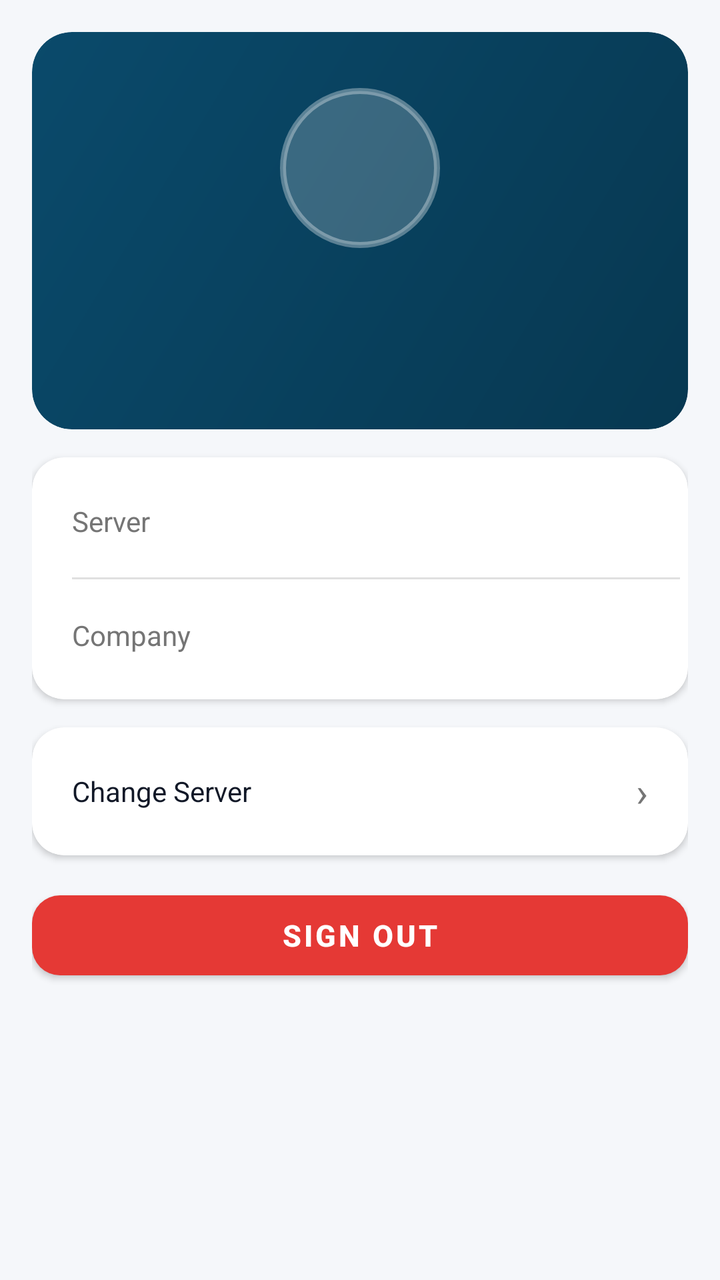
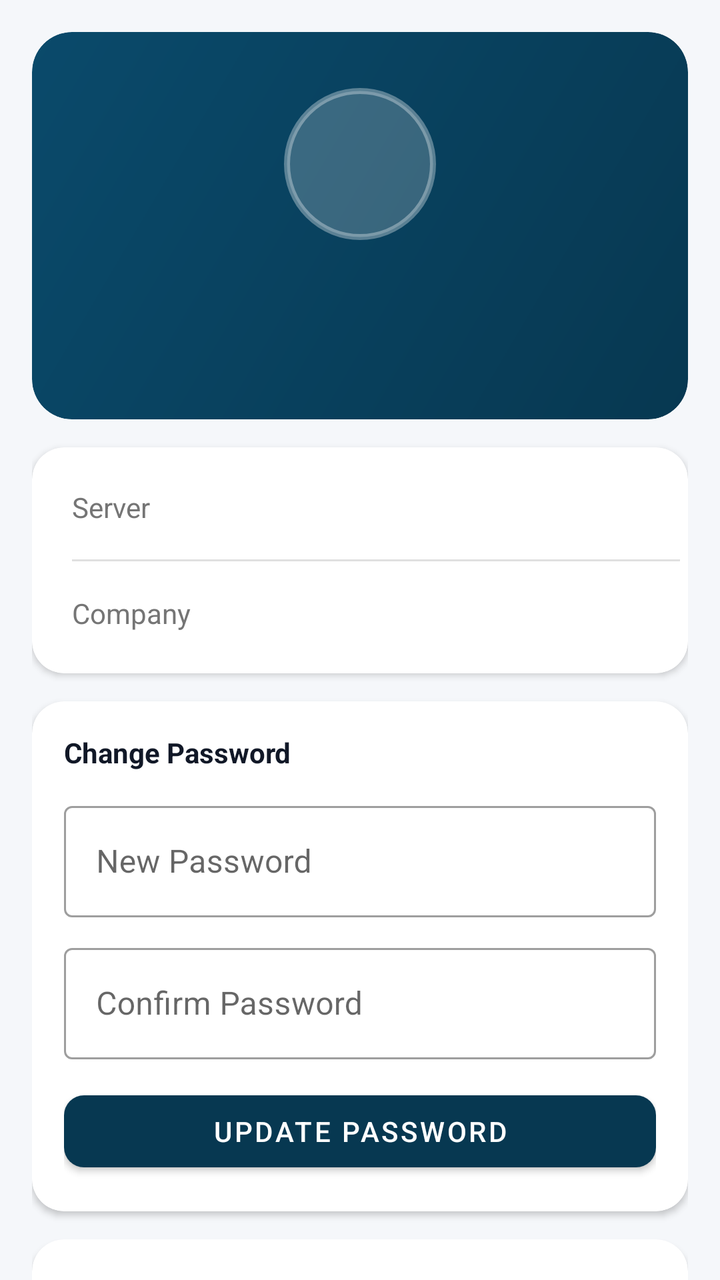

The first picture is an Android layout as it rendered before a commit; the second is the same layout after the commit. The layout source and the unified diff follow.
<!-- AndroidManifest.xml: application theme Theme.FoleyTimePro -->
<!-- res/layout/fragment_profile.xml -->
<?xml version="1.0" encoding="utf-8"?>
<androidx.core.widget.NestedScrollView
    xmlns:android="http://schemas.android.com/apk/res/android"
    xmlns:app="http://schemas.android.com/apk/res-auto"
    android:layout_width="match_parent"
    android:layout_height="match_parent"
    android:background="@color/colorBackground">

    <LinearLayout
        android:layout_width="match_parent"
        android:layout_height="wrap_content"
        android:orientation="vertical"
        android:padding="16dp">

        
        <androidx.cardview.widget.CardView
            android:layout_width="match_parent"
            android:layout_height="wrap_content"
            android:layout_marginBottom="14dp"
            app:cardCornerRadius="20dp"
            app:cardElevation="0dp">

            <LinearLayout
                android:layout_width="match_parent"
                android:layout_height="wrap_content"
                android:orientation="vertical"
                android:gravity="center"
                android:padding="28dp"
                android:background="@drawable/status_card_bg">

                <TextView
                    android:id="@+id/tvInitials"
                    android:layout_width="80dp"
                    android:layout_height="80dp"
                    android:gravity="center"
                    android:textSize="30sp"
                    android:textStyle="bold"
                    android:textColor="#FFFFFF"
                    android:background="@drawable/avatar_bg"
                    android:layout_marginBottom="14dp"/>

                <TextView
                    android:id="@+id/tvFullName"
                    android:layout_width="wrap_content"
                    android:layout_height="wrap_content"
                    android:textSize="20sp"
                    android:textStyle="bold"
                    android:textColor="#FFFFFF"
                    android:layout_marginBottom="4dp"/>

                <TextView
                    android:id="@+id/tvEmail"
                    android:layout_width="wrap_content"
                    android:layout_height="wrap_content"
                    android:textSize="13sp"
                    android:textColor="#AADDFF"/>

            </LinearLayout>
        </androidx.cardview.widget.CardView>

        
        <androidx.cardview.widget.CardView
            android:layout_width="match_parent"
            android:layout_height="wrap_content"
            android:layout_marginBottom="14dp"
            app:cardCornerRadius="16dp"
            app:cardElevation="2dp"
            app:cardBackgroundColor="@color/colorSurface">

            <LinearLayout
                android:layout_width="match_parent"
                android:layout_height="wrap_content"
                android:orientation="vertical"
                android:padding="4dp">

                
                <LinearLayout
                    android:layout_width="match_parent"
                    android:layout_height="56dp"
                    android:orientation="horizontal"
                    android:gravity="center_vertical"
                    android:paddingStart="16dp"
                    android:paddingEnd="16dp">

                    <TextView
                        android:layout_width="0dp"
                        android:layout_height="wrap_content"
                        android:layout_weight="1"
                        android:text="Server"
                        android:textSize="14sp"
                        android:textColor="@color/colorTextSecondary"/>

                    <TextView
                        android:id="@+id/tvServer"
                        android:layout_width="wrap_content"
                        android:layout_height="wrap_content"
                        android:textSize="13sp"
                        android:textColor="@color/colorOnSurface"
                        android:maxLines="1"
                        android:ellipsize="end"/>
                </LinearLayout>

                <View android:layout_width="match_parent" android:layout_height="1dp"
                    android:layout_marginStart="16dp" android:background="@color/colorDivider"/>

                
                <LinearLayout
                    android:layout_width="match_parent"
                    android:layout_height="56dp"
                    android:orientation="horizontal"
                    android:gravity="center_vertical"
                    android:paddingStart="16dp"
                    android:paddingEnd="16dp">

                    <TextView
                        android:layout_width="0dp"
                        android:layout_height="wrap_content"
                        android:layout_weight="1"
                        android:text="Company"
                        android:textSize="14sp"
                        android:textColor="@color/colorTextSecondary"/>

                    <TextView
                        android:id="@+id/tvCompany"
                        android:layout_width="wrap_content"
                        android:layout_height="wrap_content"
                        android:textSize="13sp"
                        android:textColor="@color/colorOnSurface"/>
                </LinearLayout>

            </LinearLayout>
        </androidx.cardview.widget.CardView>

        
        <androidx.cardview.widget.CardView
            android:layout_width="match_parent"
            android:layout_height="wrap_content"
            android:layout_marginBottom="14dp"
            app:cardCornerRadius="16dp"
            app:cardElevation="2dp"
            app:cardBackgroundColor="@color/colorSurface">

            <LinearLayout
                android:layout_width="match_parent"
                android:layout_height="wrap_content"
                android:orientation="vertical"
                android:padding="4dp">

                <LinearLayout
                    android:id="@+id/rowChangeServer"
                    android:layout_width="match_parent"
                    android:layout_height="56dp"
                    android:orientation="horizontal"
                    android:gravity="center_vertical"
                    android:paddingStart="16dp"
                    android:paddingEnd="16dp"
                    android:clickable="true"
                    android:focusable="true"
                    android:background="?attr/selectableItemBackground">

                    <TextView
                        android:layout_width="0dp"
                        android:layout_height="wrap_content"
                        android:layout_weight="1"
                        android:text="Change Server"
                        android:textSize="14sp"
                        android:textColor="@color/colorOnSurface"/>

                    <TextView
                        android:layout_width="wrap_content"
                        android:layout_height="wrap_content"
                        android:text="›"
                        android:textSize="20sp"
                        android:textColor="@color/colorTextSecondary"/>
                </LinearLayout>

            </LinearLayout>
        </androidx.cardview.widget.CardView>

        
        <com.google.android.material.button.MaterialButton
            android:id="@+id/btnLogout"
            android:layout_width="match_parent"
            android:layout_height="52dp"
            android:text="Sign Out"
            android:textSize="15sp"
            android:textStyle="bold"
            app:backgroundTint="@color/colorError"
            app:cornerRadius="14dp"/>

    </LinearLayout>
</androidx.core.widget.NestedScrollView>
<!-- resources referenced by this layout -->
<resources>
  <color name="colorBackground">#F5F7FA</color>
  <color name="colorDivider">#E0E0E0</color>
  <color name="colorError">#E53935</color>
  <color name="colorOnSurface">#111827</color>
  <color name="colorSurface">#FFFFFF</color>
  <color name="colorTextSecondary">#757575</color>
  <!-- drawable avatar_bg (drawable) -->
  <?xml version="1.0" encoding="utf-8"?>
  <shape xmlns:android="http://schemas.android.com/apk/res/android"
      android:shape="oval">
      <solid android:color="#33FFFFFF"/>
      <stroke android:width="3dp" android:color="#55FFFFFF"/>
  </shape>
  <!-- drawable status_card_bg (drawable) -->
  <?xml version="1.0" encoding="utf-8"?>
  <shape xmlns:android="http://schemas.android.com/apk/res/android"
      android:shape="rectangle">
      <gradient
          android:startColor="#073851"
          android:endColor="#0a4a6b"
          android:angle="135"/>
      <corners android:radius="20dp"/>
  </shape>
  <style name="Theme.FoleyTimePro" parent="Theme.MaterialComponents.DayNight.NoActionBar">
          <item name="colorPrimary">@color/colorPrimary</item>
          <item name="colorPrimaryVariant">@color/colorPrimaryDark</item>
          <item name="colorSecondary">@color/colorAccent</item>
          <item name="android:windowBackground">@color/colorBackground</item>
          <item name="android:statusBarColor">@color/colorPrimary</item>
          <item name="android:navigationBarColor">@color/colorPrimary</item>
      </style>
  <color name="colorPrimary">#073851</color>
  <color name="colorPrimaryDark">#042a3d</color>
  <color name="colorAccent">#2ecc71</color>
</resources>

<!-- the commit's change to res/layout/fragment_profile.xml (unified diff, before → after) -->
@@ -10,7 +10,8 @@
         android:layout_width="match_parent"
         android:layout_height="wrap_content"
         android:orientation="vertical"
-        android:padding="16dp">
+        android:padding="16dp"
+        android:paddingBottom="24dp">
 
         
         <androidx.cardview.widget.CardView
@@ -19,7 +20,6 @@
             android:layout_marginBottom="14dp"
             app:cardCornerRadius="20dp"
             app:cardElevation="0dp">
-
             <LinearLayout
                 android:layout_width="match_parent"
                 android:layout_height="wrap_content"
@@ -30,10 +30,10 @@
 
                 <TextView
                     android:id="@+id/tvInitials"
-                    android:layout_width="80dp"
-                    android:layout_height="80dp"
+                    android:layout_width="76dp"
+                    android:layout_height="76dp"
                     android:gravity="center"
-                    android:textSize="30sp"
+                    android:textSize="28sp"
                     android:textStyle="bold"
                     android:textColor="#FFFFFF"
                     android:background="@drawable/avatar_bg"
@@ -46,7 +46,7 @@
                     android:textSize="20sp"
                     android:textStyle="bold"
                     android:textColor="#FFFFFF"
-                    android:layout_marginBottom="4dp"/>
+                    android:layout_marginBottom="3dp"/>
 
                 <TextView
                     android:id="@+id/tvEmail"
@@ -54,7 +54,6 @@
                     android:layout_height="wrap_content"
                     android:textSize="13sp"
                     android:textColor="#AADDFF"/>
-
             </LinearLayout>
         </androidx.cardview.widget.CardView>
 
@@ -66,7 +65,6 @@
             app:cardCornerRadius="16dp"
             app:cardElevation="2dp"
             app:cardBackgroundColor="@color/colorSurface">
-
             <LinearLayout
                 android:layout_width="match_parent"
                 android:layout_height="wrap_content"
@@ -74,57 +72,29 @@
                 android:padding="4dp">
 
                 
-                <LinearLayout
-                    android:layout_width="match_parent"
-                    android:layout_height="56dp"
-                    android:orientation="horizontal"
-                    android:gravity="center_vertical"
-                    android:paddingStart="16dp"
-                    android:paddingEnd="16dp">
-
-                    <TextView
-                        android:layout_width="0dp"
-                        android:layout_height="wrap_content"
-                        android:layout_weight="1"
-                        android:text="Server"
-                        android:textSize="14sp"
-                        android:textColor="@color/colorTextSecondary"/>
-
-                    <TextView
-                        android:id="@+id/tvServer"
-                        android:layout_width="wrap_content"
-                        android:layout_height="wrap_content"
-                        android:textSize="13sp"
-                        android:textColor="@color/colorOnSurface"
-                        android:maxLines="1"
-                        android:ellipsize="end"/>
+                <LinearLayout android:layout_width="match_parent" android:layout_height="52dp"
+                    android:orientation="horizontal" android:gravity="center_vertical"
+                    android:paddingStart="16dp" android:paddingEnd="16dp">
+                    <TextView android:layout_width="0dp" android:layout_height="wrap_content"
+                        android:layout_weight="1" android:text="Server"
+                        android:textSize="14sp" android:textColor="@color/colorTextSecondary"/>
+                    <TextView android:id="@+id/tvServer" android:layout_width="wrap_content"
+                        android:layout_height="wrap_content" android:textSize="13sp"
+                        android:textColor="@color/colorOnSurface" android:maxLines="1" android:ellipsize="end"/>
                 </LinearLayout>
 
                 <View android:layout_width="match_parent" android:layout_height="1dp"
                     android:layout_marginStart="16dp" android:background="@color/colorDivider"/>
 
                 
-                <LinearLayout
-                    android:layout_width="match_parent"
-                    android:layout_height="56dp"
-                    android:orientation="horizontal"
-                    android:gravity="center_vertical"
-                    android:paddingStart="16dp"
-                    android:paddingEnd="16dp">
-
-                    <TextView
-                        android:layout_width="0dp"
-                        android:layout_height="wrap_content"
-                        android:layout_weight="1"
-                        android:text="Company"
-                        android:textSize="14sp"
-                        android:textColor="@color/colorTextSecondary"/>
-
-                    <TextView
-                        android:id="@+id/tvCompany"
-                        android:layout_width="wrap_content"
-                        android:layout_height="wrap_content"
-                        android:textSize="13sp"
+                <LinearLayout android:layout_width="match_parent" android:layout_height="52dp"
+                    android:orientation="horizontal" android:gravity="center_vertical"
+                    android:paddingStart="16dp" android:paddingEnd="16dp">
+                    <TextView android:layout_width="0dp" android:layout_height="wrap_content"
+                        android:layout_weight="1" android:text="Company"
+                        android:textSize="14sp" android:textColor="@color/colorTextSecondary"/>
+                    <TextView android:id="@+id/tvCompany" android:layout_width="wrap_content"
+                        android:layout_height="wrap_content" android:textSize="13sp"
                         android:textColor="@color/colorOnSurface"/>
                 </LinearLayout>
 
@@ -139,39 +109,102 @@
             app:cardCornerRadius="16dp"
             app:cardElevation="2dp"
             app:cardBackgroundColor="@color/colorSurface">
-
+            <LinearLayout
+                android:layout_width="match_parent"
+                android:layout_height="wrap_content"
+                android:orientation="vertical"
+                android:padding="16dp">
+
+                <TextView android:layout_width="wrap_content" android:layout_height="wrap_content"
+                    android:text="Change Password"
+                    android:textSize="14sp" android:textStyle="bold"
+                    android:textColor="@color/colorOnSurface" android:layout_marginBottom="12dp"/>
+
+                <com.google.android.material.textfield.TextInputLayout
+                    android:layout_width="match_parent" android:layout_height="wrap_content"
+                    android:layout_marginBottom="10dp"
+                    style="@style/Widget.MaterialComponents.TextInputLayout.OutlinedBox"
+                    android:hint="New Password">
+                    <com.google.android.material.textfield.TextInputEditText
+                        android:id="@+id/etNewPassword"
+                        android:layout_width="match_parent" android:layout_height="wrap_content"
+                        android:inputType="textPassword" android:autocomplete="off"/>
+                </com.google.android.material.textfield.TextInputLayout>
+
+                <com.google.android.material.textfield.TextInputLayout
+                    android:layout_width="match_parent" android:layout_height="wrap_content"
+                    android:layout_marginBottom="12dp"
+                    style="@style/Widget.MaterialComponents.TextInputLayout.OutlinedBox"
+                    android:hint="Confirm Password">
+                    <com.google.android.material.textfield.TextInputEditText
+                        android:id="@+id/etConfirmPassword"
+                        android:layout_width="match_parent" android:layout_height="wrap_content"
+                        android:inputType="textPassword"/>
+                </com.google.android.material.textfield.TextInputLayout>
+
+                <com.google.android.material.button.MaterialButton
+                    android:id="@+id/btnChangePassword"
+                    android:layout_width="match_parent" android:layout_height="48dp"
+                    android:text="Update Password"
+                    app:backgroundTint="@color/colorPrimary" app:cornerRadius="10dp"/>
+
+                <TextView android:id="@+id/tvPasswordMsg"
+                    android:layout_width="match_parent" android:layout_height="wrap_content"
+                    android:layout_marginTop="8dp" android:gravity="center"
+                    android:textSize="12sp" android:visibility="gone"/>
+            </LinearLayout>
+        </androidx.cardview.widget.CardView>
+
+        
+        <androidx.cardview.widget.CardView
+            android:layout_width="match_parent"
+            android:layout_height="wrap_content"
+            android:layout_marginBottom="14dp"
+            app:cardCornerRadius="16dp"
+            app:cardElevation="2dp"
+            app:cardBackgroundColor="@color/colorSurface">
             <LinearLayout
                 android:layout_width="match_parent"
                 android:layout_height="wrap_content"
                 android:orientation="vertical"
                 android:padding="4dp">
 
-                <LinearLayout
-                    android:id="@+id/rowChangeServer"
-                    android:layout_width="match_parent"
-                    android:layout_height="56dp"
-                    android:orientation="horizontal"
-                    android:gravity="center_vertical"
-                    android:paddingStart="16dp"
-                    android:paddingEnd="16dp"
-                    android:clickable="true"
-                    android:focusable="true"
+                
+                <LinearLayout android:id="@+id/rowChangeServer"
+                    android:layout_width="match_parent" android:layout_height="52dp"
+                    android:orientation="horizontal" android:gravity="center_vertical"
+                    android:paddingStart="16dp" android:paddingEnd="16dp"
+                    android:clickable="true" android:focusable="true"
                     android:background="?attr/selectableItemBackground">
-
-                    <TextView
-                        android:layout_width="0dp"
-                        android:layout_height="wrap_content"
-                        android:layout_weight="1"
-                        android:text="Change Server"
-                        android:textSize="14sp"
-                        android:textColor="@color/colorOnSurface"/>
-
-                    <TextView
-                        android:layout_width="wrap_content"
-                        android:layout_height="wrap_content"
-                        android:text="›"
-                        android:textSize="20sp"
-                        android:textColor="@color/colorTextSecondary"/>
+                    <TextView android:layout_width="0dp" android:layout_height="wrap_content"
+                        android:layout_weight="1" android:text="Change Server"
+                        android:textSize="14sp" android:textColor="@color/colorOnSurface"/>
+                    <TextView android:layout_width="wrap_content" android:layout_height="wrap_content"
+                        android:text="›" android:textSize="22sp" android:textColor="@color/colorTextSecondary"/>
+                </LinearLayout>
+
+                <View android:layout_width="match_parent" android:layout_height="1dp"
+                    android:layout_marginStart="16dp" android:background="@color/colorDivider"/>
+
+                
+                <LinearLayout android:id="@+id/row2FA"
+                    android:layout_width="match_parent" android:layout_height="52dp"
+                    android:orientation="horizontal" android:gravity="center_vertical"
+                    android:paddingStart="16dp" android:paddingEnd="16dp"
+                    android:clickable="true" android:focusable="true"
+                    android:background="?attr/selectableItemBackground">
+                    <LinearLayout android:layout_width="0dp" android:layout_height="wrap_content"
+                        android:layout_weight="1" android:orientation="vertical">
+                        <TextView android:layout_width="wrap_content" android:layout_height="wrap_content"
+                            android:text="Two-Factor Auth (2FA)"
+                            android:textSize="14sp" android:textColor="@color/colorOnSurface"/>
+                        <TextView android:id="@+id/tv2FAStatus"
+                            android:layout_width="wrap_content" android:layout_height="wrap_content"
+                            android:text="Manage via web portal"
+                            android:textSize="11sp" android:textColor="@color/colorTextSecondary"/>
+                    </LinearLayout>
+                    <TextView android:layout_width="wrap_content" android:layout_height="wrap_content"
+                        android:text="›" android:textSize="22sp" android:textColor="@color/colorTextSecondary"/>
                 </LinearLayout>
 
             </LinearLayout>
